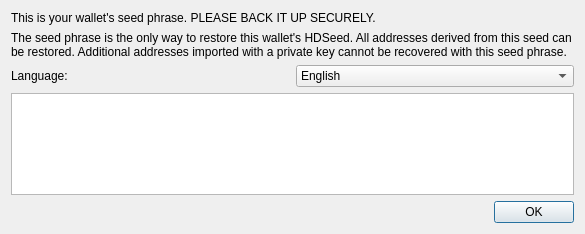
This is src/qt/forms/openphrasedialog.ui in PirateNetwork/pirate as Qt 5 draws it before an edit. The edited form follows.
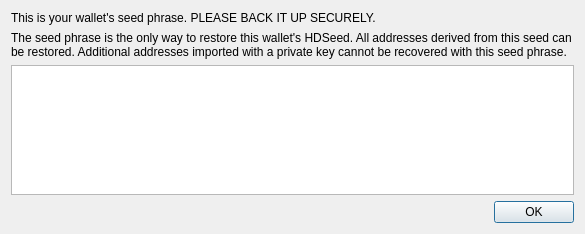
This is the edited form.

Commit message: Update Bip39 Language options

```diff
--- a/src/qt/forms/openphrasedialog.ui
+++ b/src/qt/forms/openphrasedialog.ui
@@ -34,29 +34,6 @@
      </property>
     </widget>
    </item>
-   <item>
-    <layout class="QHBoxLayout" name="horizontalLayout_lang">
-     <item>
-      <widget class="QLabel" name="label_lang">
-       <property name="text">
-        <string>Language:</string>
-       </property>
-      </widget>
-     </item>
-     <item>
-      <widget class="QComboBox" name="cmbLanguage">
-       <item><property name="text"><string>English</string></property></item>
-       <item><property name="text"><string>Chinese Simplified</string></property></item>
-       <item><property name="text"><string>Chinese Traditional</string></property></item>
-       <item><property name="text"><string>French</string></property></item>
-       <item><property name="text"><string>Italian</string></property></item>
-       <item><property name="text"><string>Japanese</string></property></item>
-       <item><property name="text"><string>Korean</string></property></item>
-       <item><property name="text"><string>Spanish</string></property></item>
-      </widget>
-     </item>
-    </layout>
-   </item>
    <item>
     <widget class="QPlainTextEdit" name="txtPhrase">
      <property name="autoFillBackground">
```
The commit also changes 13 other files.
